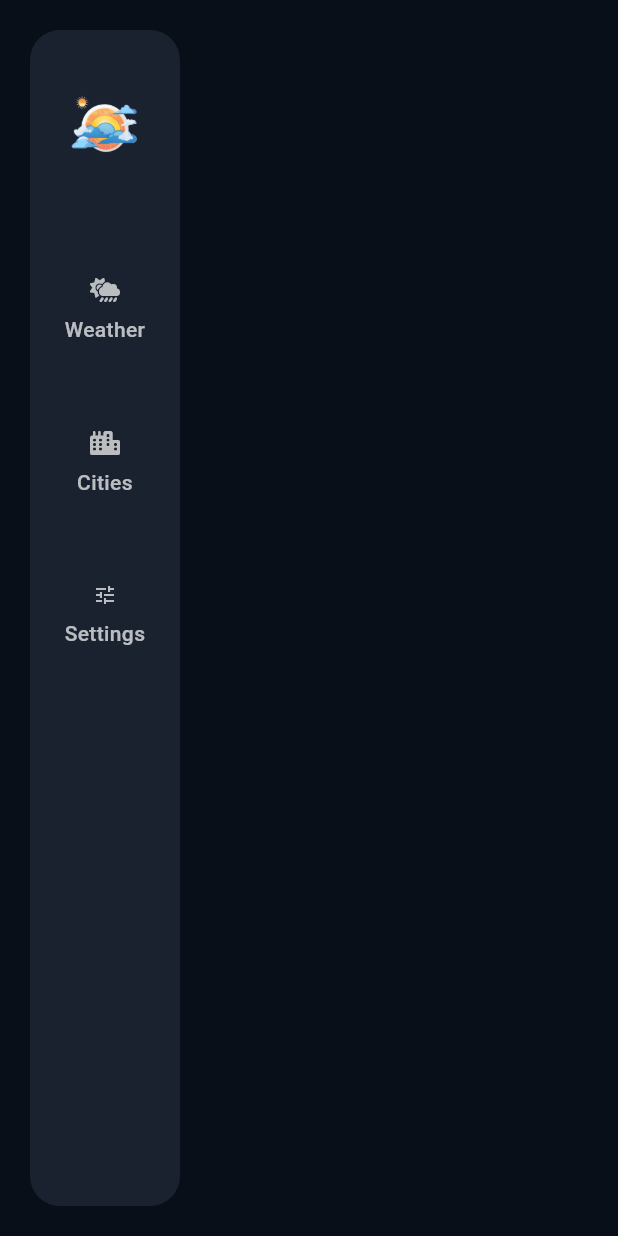
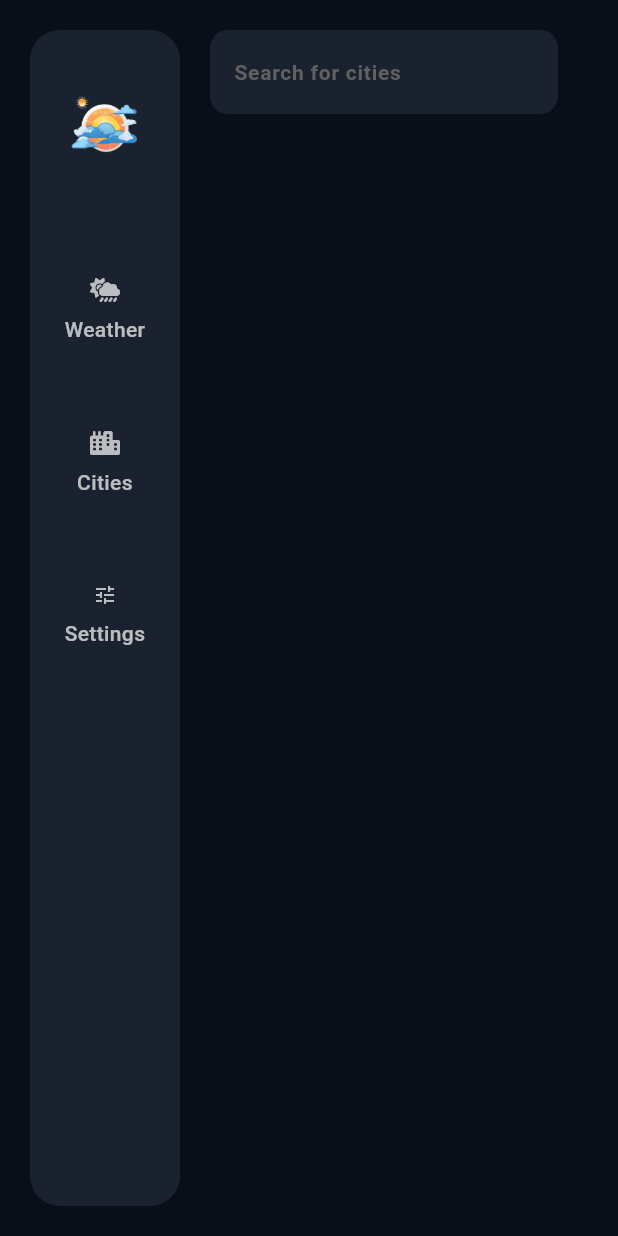
Before and after one commit to MuhammadDev01/weather_pro_app, a Flutter app: the screen it shows after launch, on a phone screen of 412 x 824 dp. Run offline on Flutter 3.47's test engine with Material 3 defaults, Android fonts, the phone set to English and light mode, and no system bars; our stand-ins replace dio, font_awesome_flutter.

Commit message:
make search bar

```diff
--- a/weather_app/lib/constants/constants.dart
+++ b/weather_app/lib/constants/constants.dart
@@ -1,4 +1,6 @@
 import 'package:flutter/material.dart';
 
-const colorWeatherBackground =Color(0xff090F18);
+const colorWeatherBackground = Color(0xff090F18);
 const colorForecastBackground = Color(0xff1A222F);
+
+const fontItim = 'Itim';
--- a/weather_app/lib/main.dart
+++ b/weather_app/lib/main.dart
@@ -1,5 +1,5 @@
 import 'package:flutter/material.dart';
-import 'package:weather_app/views/weather_home_view.dart';
+import 'package:weather_app/views/weather_main_view.dart';
 
 void main() {
   WidgetsFlutterBinding.ensureInitialized();
@@ -16,7 +16,7 @@ class WeatherApp extends StatelessWidget {
   Widget build(BuildContext context) {
     return MaterialApp(
       debugShowCheckedModeBanner: false,
-      home: const WeatherHomeView(),
+      home: const WeatherMainView(),
     );
   }
 }
--- /dev/null
+++ b/weather_app/lib/views/search_bar.dart
@@ -0,0 +1,42 @@
+import 'package:flutter/material.dart';
+import 'package:weather_app/constants/app_style.dart';
+import 'package:weather_app/constants/constants.dart';
+
+Widget searchBar({
+  required GlobalKey<FormState> formkey,
+}) {
+  return TextFormField(
+    onFieldSubmitted: (value) {
+      if (formkey.currentState!.validate()) {
+        print('object');
+      }
+    },
+    style: TextStyle(color: Colors.white),
+    cursorColor: Colors.white,
+    validator: (value) {
+      if (value!.isEmpty) {
+        return 'Please enter a city name';
+      }
+      return null;
+    },
+    decoration: InputDecoration(
+      hintText: 'Search for cities',
+      hintStyle: AppStyle.styleRegular14
+          .copyWith(fontWeight: FontWeight.bold, color: Colors.grey.shade700),
+      filled: true,
+      fillColor: colorForecastBackground,
+      border: OutlineInputBorder(
+        borderSide: BorderSide(color: Colors.transparent),
+        borderRadius: BorderRadius.circular(12),
+      ),
+      enabledBorder: OutlineInputBorder(
+        borderSide: BorderSide(color: Colors.transparent),
+        borderRadius: BorderRadius.circular(12),
+      ),
+      focusedBorder: OutlineInputBorder(
+        borderSide: BorderSide(color: Colors.transparent),
+        borderRadius: BorderRadius.circular(12),
+      ),
+    ),
+  );
+}
--- a/weather_app/lib/views/weather_home_view.dart
+++ b/weather_app/lib/views/weather_home_view.dart
@@ -1,24 +1,27 @@
 import 'package:flutter/material.dart';
 import 'package:weather_app/constants/constants.dart';
-import 'package:weather_app/widgets/weather_custom_darwer.dart';
+import 'package:weather_app/views/search_bar.dart';
 
-class WeatherHomeView extends StatelessWidget {
-  const WeatherHomeView({Key? key}) : super(key: key);
+class WeatherHomeView extends StatefulWidget {
+  const WeatherHomeView({super.key});
+
+  @override
+  State<WeatherHomeView> createState() => _WeatherHomeViewState();
+}
+
+class _WeatherHomeViewState extends State<WeatherHomeView> {
+  final formKey = GlobalKey<FormState>();
 
   @override
   Widget build(BuildContext context) {
-    return Scaffold(
-      backgroundColor: colorWeatherBackground,
-      body: Padding(
-        padding: const EdgeInsets.all(20.0),
-        child: Row(
+    return Container(
+      padding: EdgeInsets.symmetric(horizontal: 20),
+      color: colorWeatherBackground,
+      child: Form(
+        key: formKey,
+        child: Column(
           children: [
-            const WeatherCustomDrawer(),
-            Expanded(
-              child: Container(
-                color: colorWeatherBackground,
-              ),
-            ),
+            searchBar(formkey: formKey),
           ],
         ),
       ),
--- /dev/null
+++ b/weather_app/lib/views/weather_main_view.dart
@@ -0,0 +1,24 @@
+import 'package:flutter/material.dart';
+import 'package:weather_app/constants/constants.dart';
+import 'package:weather_app/views/weather_home_view.dart';
+import 'package:weather_app/widgets/weather_custom_darwer.dart';
+
+class WeatherMainView extends StatelessWidget {
+  const WeatherMainView({Key? key}) : super(key: key);
+
+  @override
+  Widget build(BuildContext context) {
+    return Scaffold(
+      backgroundColor: colorWeatherBackground,
+      body: Padding(
+        padding: const EdgeInsets.all(20.0),
+        child: Row(
+          children: [
+            const WeatherCustomDrawer(),
+            Expanded(child: WeatherHomeView()),
+          ],
+        ),
+      ),
+    );
+  }
+}
```
Also changed, not shown: weather_app/lib/views/search_view.dart (deleted, +0 -42 lines).
